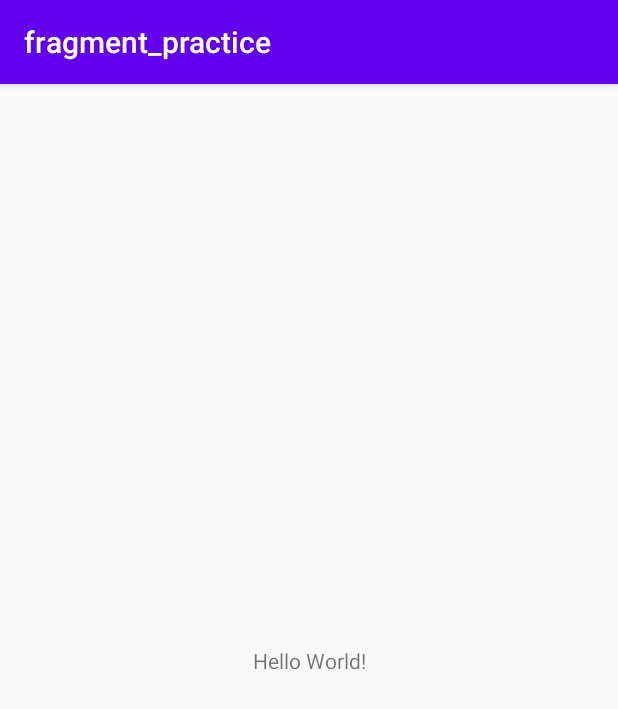
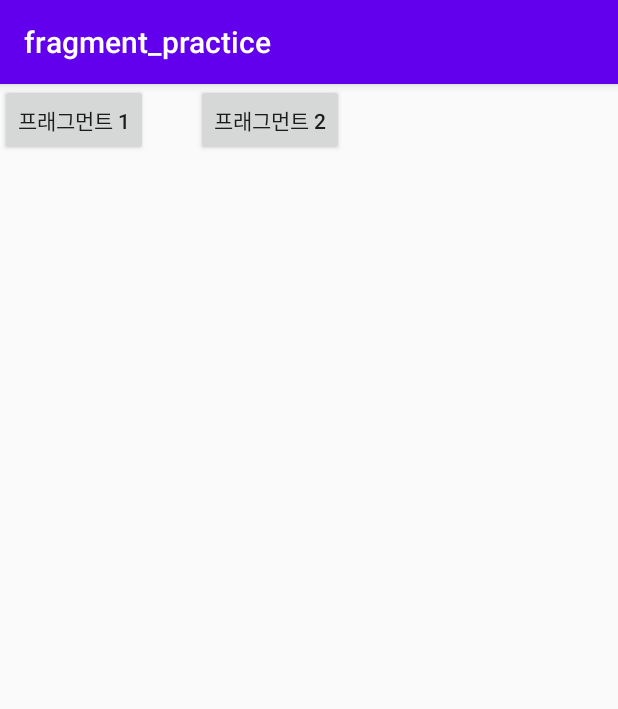
Before and after one commit to chuuuul/android_practice, an Android app: the screen it shows after launch (MainActivity), on a phone screen of 412 x 824 dp. Shown: the top 709 px of the screen. Run offline under Robolectric (Android 15) with nearby library versions, the phone set to English and light mode, and no system bars.

Commit message:
Fragment 기능 : 예제 1 작성

```diff
--- a/fragment_practice/build.gradle
+++ b/fragment_practice/build.gradle
@@ -31,6 +31,7 @@ dependencies {
     implementation 'androidx.appcompat:appcompat:1.1.0'
     implementation 'androidx.core:core-ktx:1.2.0'
     implementation 'androidx.constraintlayout:constraintlayout:1.1.3'
+    implementation 'androidx.legacy:legacy-support-v4:1.0.0'
     testImplementation 'junit:junit:4.12'
     androidTestImplementation 'androidx.test.ext:junit:1.1.1'
     androidTestImplementation 'androidx.test.espresso:espresso-core:3.2.0'
--- a/fragment_practice/src/main/AndroidManifest.xml
+++ b/fragment_practice/src/main/AndroidManifest.xml
@@ -9,13 +9,17 @@
         android:roundIcon="@mipmap/ic_launcher_round"
         android:supportsRtl="true"
         android:theme="@style/AppTheme">
-        <activity android:name=".MainActivity">
+        <activity android:name=".first_exam.MainActivity">
             <intent-filter>
                 <action android:name="android.intent.action.MAIN" />
 
                 <category android:name="android.intent.category.LAUNCHER" />
             </intent-filter>
         </activity>
+
+
+        <activity android:name=".second_exam.SecondFragementExam">
+        </activity>
     </application>
 
 </manifest>
--- a/fragment_practice/src/main/java/com/chul/fragment_practice/MainActivity.kt
+++ /dev/null
@@ -1,12 +0,0 @@
-package com.chul.fragment_practice
-
-import androidx.appcompat.app.AppCompatActivity
-import android.os.Bundle
-
-class MainActivity : AppCompatActivity() {
-
-    override fun onCreate(savedInstanceState: Bundle?) {
-        super.onCreate(savedInstanceState)
-        setContentView(R.layout.activity_main)
-    }
-}
--- a/fragment_practice/src/main/res/layout/activity_main.xml
+++ /dev/null
@@ -1,18 +0,0 @@
-<?xml version="1.0" encoding="utf-8"?>
-<androidx.constraintlayout.widget.ConstraintLayout xmlns:android="http://schemas.android.com/apk/res/android"
-    xmlns:app="http://schemas.android.com/apk/res-auto"
-    xmlns:tools="http://schemas.android.com/tools"
-    android:layout_width="match_parent"
-    android:layout_height="match_parent"
-    tools:context=".MainActivity">
-
-    <TextView
-        android:layout_width="wrap_content"
-        android:layout_height="wrap_content"
-        android:text="Hello World!"
-        app:layout_constraintBottom_toBottomOf="parent"
-        app:layout_constraintLeft_toLeftOf="parent"
-        app:layout_constraintRight_toRightOf="parent"
-        app:layout_constraintTop_toTopOf="parent" />
-
-</androidx.constraintlayout.widget.ConstraintLayout>
--- /dev/null
+++ b/fragment_practice/src/main/res/layout/exam1_activity_main.xml
@@ -0,0 +1,38 @@
+<?xml version="1.0" encoding="utf-8"?>
+<androidx.constraintlayout.widget.ConstraintLayout xmlns:android="http://schemas.android.com/apk/res/android"
+    xmlns:app="http://schemas.android.com/apk/res-auto"
+    xmlns:tools="http://schemas.android.com/tools"
+    android:layout_width="match_parent"
+    android:layout_height="match_parent"
+    tools:context=".first_exam.MainActivity">
+
+
+    <Button
+        android:id="@+id/button1"
+        android:text="프래그먼트 1"
+        android:layout_width="wrap_content"
+        android:layout_height="wrap_content"
+        app:layout_constraintStart_toStartOf="parent"
+        app:layout_constraintTop_toTopOf="parent" />
+
+    <Button
+        android:id="@+id/button2"
+        android:text="프래그먼트 2"
+        android:layout_width="wrap_content"
+        android:layout_height="wrap_content"
+        android:layout_marginStart="32dp"
+        app:layout_constraintStart_toEndOf="@+id/button1"
+        app:layout_constraintTop_toTopOf="parent" />
+
+    <FrameLayout
+        android:id="@+id/layout_frameLayout"
+        android:layout_width="0dp"
+        android:layout_height="0dp"
+        android:layout_marginTop="16dp"
+        app:layout_constraintBottom_toBottomOf="parent"
+        app:layout_constraintEnd_toEndOf="parent"
+        app:layout_constraintStart_toStartOf="parent"
+        app:layout_constraintTop_toBottomOf="@+id/button1" />
+
+
+</androidx.constraintlayout.widget.ConstraintLayout>
--- a/fragment_practice/src/main/res/values/strings.xml
+++ b/fragment_practice/src/main/res/values/strings.xml
@@ -1,3 +1,6 @@
 <resources>
     <string name="app_name">fragment_practice</string>
+
+    <!-- TODO: Remove or change this placeholder text -->
+    <string name="hello_blank_fragment">Hello blank fragment</string>
 </resources>
```
Also changed, not shown: fragment_practice/src/main/java/com/chul/fragment_practice/first_exam/FirstFragment.kt (added, +18 -0 lines), fragment_practice/src/main/java/com/chul/fragment_practice/first_exam/MainActivity.kt (added, +34 -0 lines), fragment_practice/src/main/java/com/chul/fragment_practice/first_exam/SecondFragment.kt (added, +19 -0 lines), fragment_practice/src/main/java/com/chul/fragment_practice/second_exam/ContentFragment.kt (added, +21 -0 lines), fragment_practice/src/main/java/com/chul/fragment_practice/second_exam/SecondFragementExam.kt (added, +13 -0 lines), fragment_practice/src/main/res/layout/exam1_fragment_first.xml (added, +15 -0 lines), fragment_practice/src/main/res/layout/exam1_fragment_second.xml (added, +16 -0 lines), fragment_practice/src/main/res/layout/exam2_activity_main.xml (added, +52 -0 lines), fragment_practice/src/main/res/layout/exam2_fragment_content.xml (added, +30 -0 lines).
